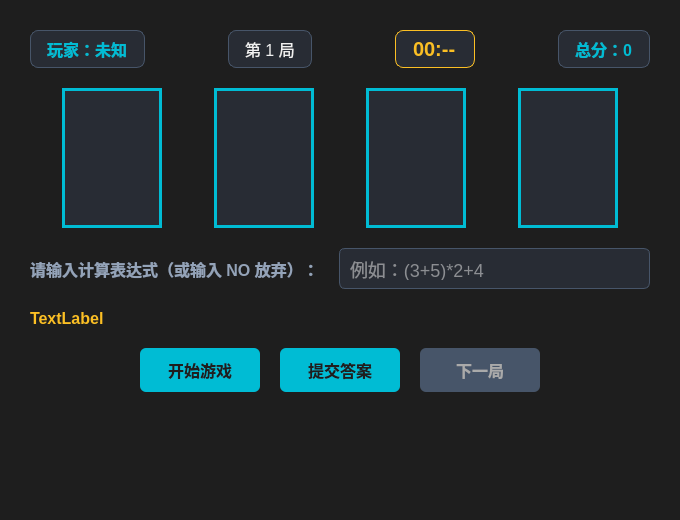
Before: the Qt Designer form gamewidget.ui in YinHY94/the_24_game, drawn with Qt 5.
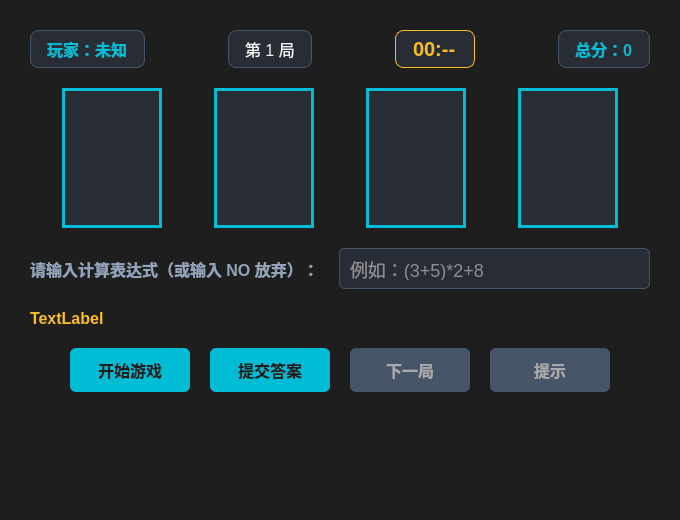
After: the same form once the commit is applied.

What changed in the file:
```diff
--- a/gamewidget.ui
+++ b/gamewidget.ui
@@ -352,7 +352,7 @@
      <item>
       <widget class="QLineEdit" name="m_exprEdit">
        <property name="placeholderText">
-        <string>例如：(3+5)*2+4</string>
+        <string>例如：(3+5)*2+8</string>
        </property>
       </widget>
      </item>
@@ -429,6 +429,22 @@
        </property>
       </widget>
      </item>
+     <item>
+      <widget class="QPushButton" name="m_hintBtn">
+       <property name="enabled">
+        <bool>false</bool>
+       </property>
+       <property name="minimumSize">
+        <size>
+         <width>120</width>
+         <height>40</height>
+        </size>
+       </property>
+       <property name="text">
+        <string>提示</string>
+       </property>
+      </widget>
+     </item>
      <item>
       <spacer name="horizontalSpacer_5">
        <property name="orientation">
```
Left out of the diff: 1 changed line with no effect on the pictures.
